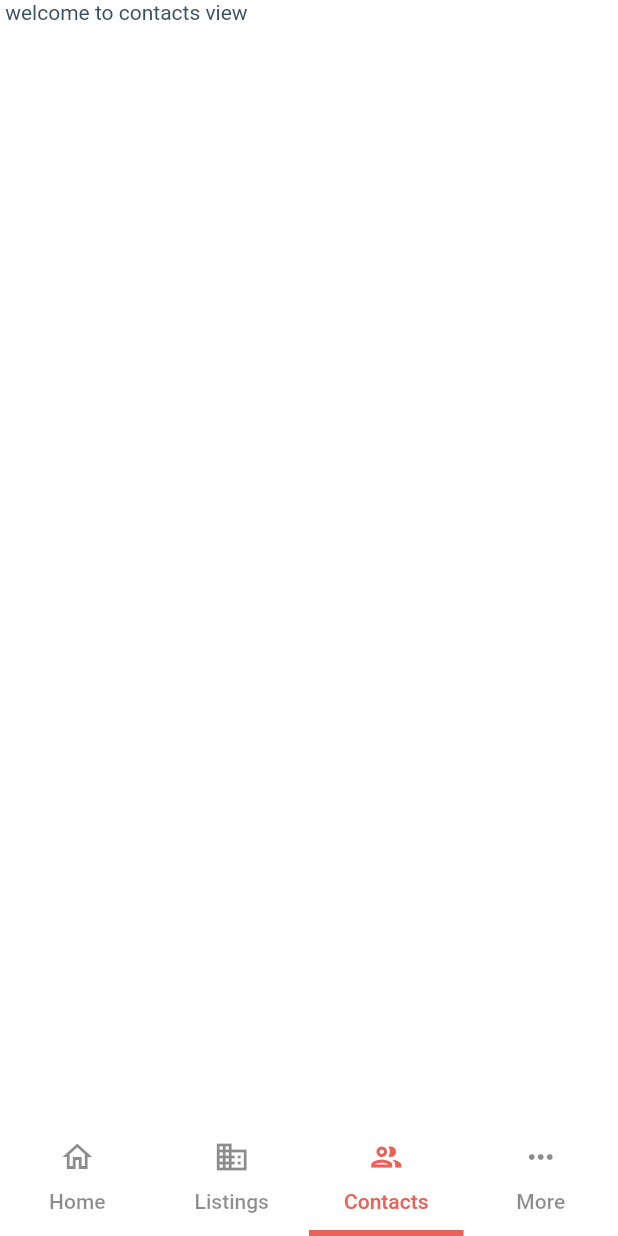
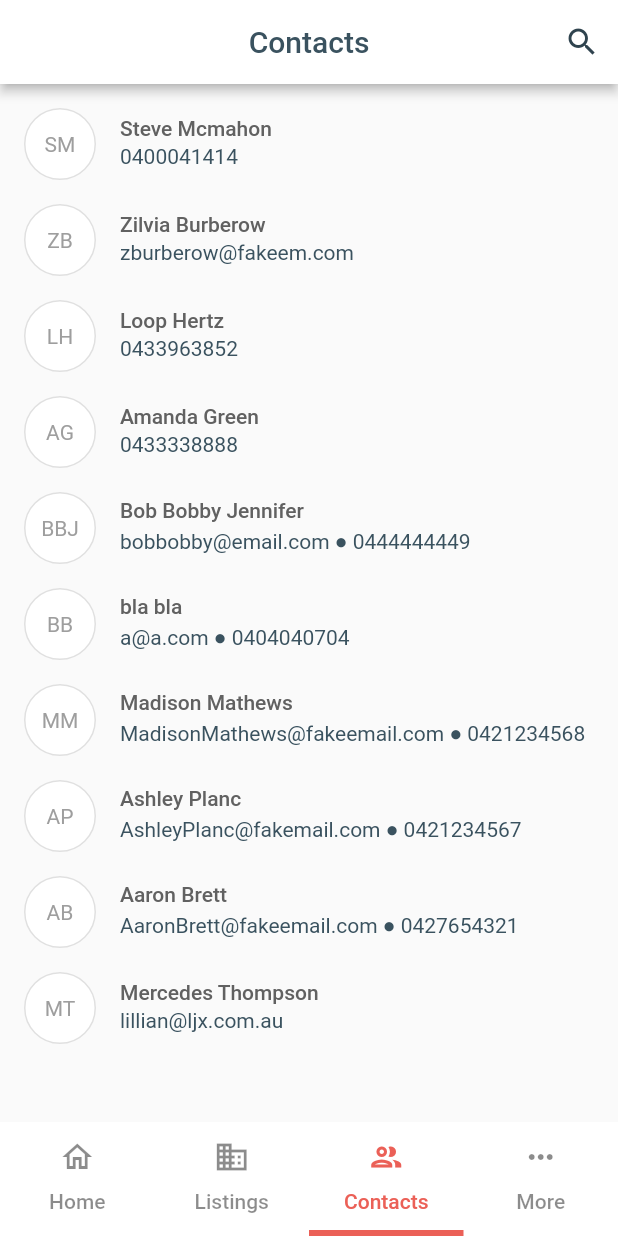
Before and after one commit to rohitattaluri552/agent-app, a Flutter app: the screen it shows after launch, item 3 of the bottom bar chosen, on a phone screen of 412 x 824 dp. Run offline on Flutter 3.47's test engine with Material 2 defaults, Android fonts, the phone set to English and light mode, and no system bars; our stand-ins replace outline_material_icons; network calls fail; Roboto replaces fonts that are missing (Gordita).

Commit message:
Contacts view

```diff
--- a/lib/screens/contacts_view.dart
+++ b/lib/screens/contacts_view.dart
@@ -1,3 +1,5 @@
+import 'package:agent_app/widgets/contacts_list_item.dart';
+import 'package:agent_app/widgets/title_bar.dart';
 import 'package:flutter/material.dart';
 
 class ContactsView extends StatefulWidget {
@@ -8,10 +10,175 @@ class ContactsView extends StatefulWidget {
 }
 
 class _ContactsViewState extends State<ContactsView> {
+  final List<dynamic> contactsList =[
+    {
+      "contactId": "b3cde832-4a0b-46c7-87ce-4aa214c57640",
+      "firstNames": "Steve",
+      "lastNames": "Mcmahon",
+      "email": null,
+      "mobile": "0400041414",
+      "homePhone": null,
+      "doNotContact": false,
+      "notes": [
+        {
+          "noteId": "711fbbaa-ae44-438f-bf8e-6ad131942e8d",
+          "note": "This is a contact note, right?",
+          "isPrivate": true
+        }
+      ]
+    },
+    {
+      "contactId": "b6185f2d-25bf-45ec-8dc3-5f58b53795c5",
+      "firstNames": "Zilvia",
+      "lastNames": "Burberow",
+      "email": "zburberow@fakeem.com",
+      "mobile": null,
+      "homePhone": null,
+      "doNotContact": false,
+      "notes": [
+        {
+          "noteId": "bea491c6-b0e0-431d-8651-e96c9601dbc9",
+          "note": "this person is interested in the house",
+          "isPrivate": true
+        }
+      ]
+    },
+    {
+      "contactId": "367a04be-95f1-4d98-8b53-6ff65392d4ec",
+      "firstNames": "Loop",
+      "lastNames": "Hertz",
+      "email": null,
+      "mobile": "0433963852",
+      "homePhone": null,
+      "doNotContact": false,
+      "notes": []
+    },
+    {
+      "contactId": "462cc725-87bf-424f-a681-2a0fc93bb088",
+      "firstNames": "Amanda",
+      "lastNames": "Green",
+      "email": null,
+      "mobile": "0433338888",
+      "homePhone": null,
+      "doNotContact": false,
+      "notes": []
+    },
+    {
+      "contactId": "f193296d-91b9-4ff2-bee5-3a1b9d127e59",
+      "firstNames": "Bob Bobby",
+      "lastNames": "Jennifer",
+      "email": "bobbobby@email.com",
+      "mobile": "0444444449",
+      "homePhone": null,
+      "doNotContact": false,
+      "notes": [
+        {
+          "noteId": "9f6929f1-395f-42e0-bca4-37869d4d9578",
+          "note": "This is a contact note. can I talk into this and it will write my notes",
+          "isPrivate": true
+        },
+        {
+          "noteId": "7b6caf1a-22ac-4865-bfc1-f4e0ee7c796d",
+          "note": "Here is a new note",
+          "isPrivate": true
+        }
+      ]
+    },
+    {
+      "contactId": "924d1143-2453-4cc1-9828-6debe85b016a",
+      "firstNames": "bla",
+      "lastNames": "bla",
+      "email": "a@a.com",
+      "mobile": "0404040704",
+      "homePhone": null,
+      "doNotContact": false,
+      "notes": []
+    },
+    {
+      "contactId": "8e0d4d1e-ce38-433b-afa9-ff3d61db236e",
+      "firstNames": "Madison",
+      "lastNames": "Mathews",
+      "email": "MadisonMathews@fakeemail.com",
+      "mobile": "0421234568",
+      "homePhone": null,
+      "doNotContact": false,
+      "notes": []
+    },
+    {
+      "contactId": "47b851c8-c6e8-440f-9b96-fb044b1dcac0",
+      "firstNames": "Ashley",
+      "lastNames": "Planc",
+      "email": "AshleyPlanc@fakemail.com",
+      "mobile": "0421234567",
+      "homePhone": null,
+      "doNotContact": false,
+      "notes": [
+        {
+          "noteId": "a1607b1b-7ab9-4d10-8f2c-fe07b7d1a309",
+          "note": "Lives in West Australia",
+          "isPrivate": true
+        }
+      ]
+    },
+    {
+      "contactId": "90f151b7-544e-476b-a18c-9978b26c53ce",
+      "firstNames": "Aaron",
+      "lastNames": "Brett",
+      "email": "AaronBrett@fakeemail.com",
+      "mobile": "0427654321",
+      "homePhone": null,
+      "doNotContact": false,
+      "notes": [
+        {
+          "noteId": "530d59a2-885b-4748-bad2-5ddcd6240f77",
+          "note": "hi Aaron bett",
+          "isPrivate": true
+        }
+      ]
+    },
+    {
+      "contactId": "c3ec33b9-6940-46d4-be17-70b41423bea4",
+      "firstNames": "Mercedes",
+      "lastNames": "Thompson",
+      "email": "lillian@ljx.com.au",
+      "mobile": null,
+      "homePhone": null,
+      "doNotContact": false,
+      "notes": [
+        {
+          "noteId": "78443e46-4b44-4e0e-8057-3617cbca1f08",
+          "note": "Just checking. behavior ",
+          "isPrivate": true
+        },
+        {
+          "noteId": "cad2acd9-5aa4-4d33-b609-38fb15ecc3e5",
+          "note": "not sure contact notes are visible to vendor",
+          "isPrivate": true
+        },
+      ]
+    }
+  ];
+
   @override
   Widget build(BuildContext context) {
-    return Container(
-       child: Text(' welcome to contacts view'),
+    return Scaffold(
+      appBar: TitleBar(title: 'Contacts'),
+      body: Padding(
+        padding: const EdgeInsets.all(16.0),
+        child: Column(
+          children: <Widget>[
+            Expanded(
+              flex: 1,
+              child: ListView.builder(
+                itemCount: contactsList.length,
+                itemBuilder: (BuildContext ctxt, int index) {
+                  return  ContactListItem(contactsList[index]);
+                }
+              ),
+            ),
+          ],
+        ),
+      ),
     );
   }
 }
--- a/lib/screens/listing_view.dart
+++ b/lib/screens/listing_view.dart
@@ -224,7 +224,7 @@ class _ListingViewState extends State<ListingView> {
 
     return Scaffold (
       appBar: TitleBar(title: 'Listings'),
-      body: ListView(
+      body: ListView (
         padding: EdgeInsets.only(top: 16.0),
         scrollDirection: Axis.vertical,
         children: listingsWithSectionHeader ?? Center(child: Container(child: Text('No activities yet!'),),),
--- /dev/null
+++ b/lib/widgets/contacts_list_item.dart
@@ -0,0 +1,100 @@
+import 'package:flutter/material.dart';
+
+class ContactListItem extends StatefulWidget {
+  ContactListItem(this.contact,{Key key}) : super(key: key);
+  final contact;
+  @override
+  _ContactListItemState createState() => _ContactListItemState();
+}
+
+class _ContactListItemState extends State<ContactListItem> {
+  @override
+  Widget build(BuildContext context) {
+    final textTheme = Theme.of(context).textTheme;
+    final contact = widget.contact;
+
+    String name() {
+      return [contact['firstNames'] ?? '', contact['lastNames'] ?? ''].where((n) => n != null).join(' ');
+    }
+
+    String initials() {
+      return name().replaceAllMapped(RegExp(r'\b(\S)\S+'), (m) => m[1].toUpperCase())
+                  .replaceAll(' ', '');
+    }
+
+
+    Widget contactAvatar(contact) {
+
+      return CircleAvatar (
+        backgroundColor: Colors.white,
+        foregroundColor: Colors.grey[900],
+        radius: 24.0,
+        child: Container(
+              width: 48,
+              height: 48,
+              alignment: Alignment.center,
+              decoration: ShapeDecoration(
+                  color: Colors.white ?? Colors.grey[200],
+                  shape: CircleBorder(side: BorderSide(color: Colors.grey[300]))),
+              child: Text(
+                initials(),
+                textScaleFactor: 1,
+                // the name could contain the count of contacts.
+                // Eg: +34, fontSize 12 for triple digit count to fit in one line
+                style: TextStyle(
+                    fontSize: initials().startsWith('+') && initials().length > 3 ? 12 : 14,
+                    fontWeight: FontWeight.w400,
+                    color: Colors.grey,
+                    fontFamily: Theme.of(context).textTheme.body1.fontFamily),
+              ),
+            ),
+      );
+    }
+
+    String getContactInfo() {
+      dynamic contactInfo = [contact['email'], contact['mobile']]
+            .where((c) => c?.isNotEmpty ?? false)
+            .join(' ● ');
+      return contactInfo;
+    }
+
+    return GestureDetector(
+      onTap: () {},
+      child: Container (
+        margin: EdgeInsets.only(bottom: 16.0),
+        color: Colors.transparent,
+        child: Row(
+          crossAxisAlignment: CrossAxisAlignment.center,
+          children: <Widget>[
+            contactAvatar(contact),
+            Expanded(
+              child: Container(
+                margin: EdgeInsets.only(left: 16.0),
+                child: Column(
+                  crossAxisAlignment: CrossAxisAlignment.start,
+                  children: <Widget>[
+                    Text(
+                      name(),
+                      overflow: TextOverflow.ellipsis,
+                      style: textTheme.body1.copyWith(
+                        height: 1,
+                        color: Colors.grey[700],
+                        fontWeight: FontWeight.w500,
+                      ),
+                    ),
+                    SizedBox(height: 3.0,),
+                    Text(
+                      getContactInfo(),
+                      overflow: TextOverflow.clip,
+                      style: TextStyle(),
+                    ),
+                  ],
+                ),
+              ),
+            ),
+          ],
+        ),
+      ),
+    );
+  }
+}
--- a/lib/widgets/listing_list_item.dart
+++ b/lib/widgets/listing_list_item.dart
@@ -5,12 +5,12 @@ class ListingListItem extends StatelessWidget {
   final double cardHeight = 120.0;
   ListingListItem({this.listing});
   final listing;
+
   @override
   Widget build(BuildContext context) {
     if (listing == null) {
       return Container();
     }
-    final theme = Theme.of(context);
 
     bool isNotEmpty(String s) => s?.trim()?.isNotEmpty ?? false;
 
```
